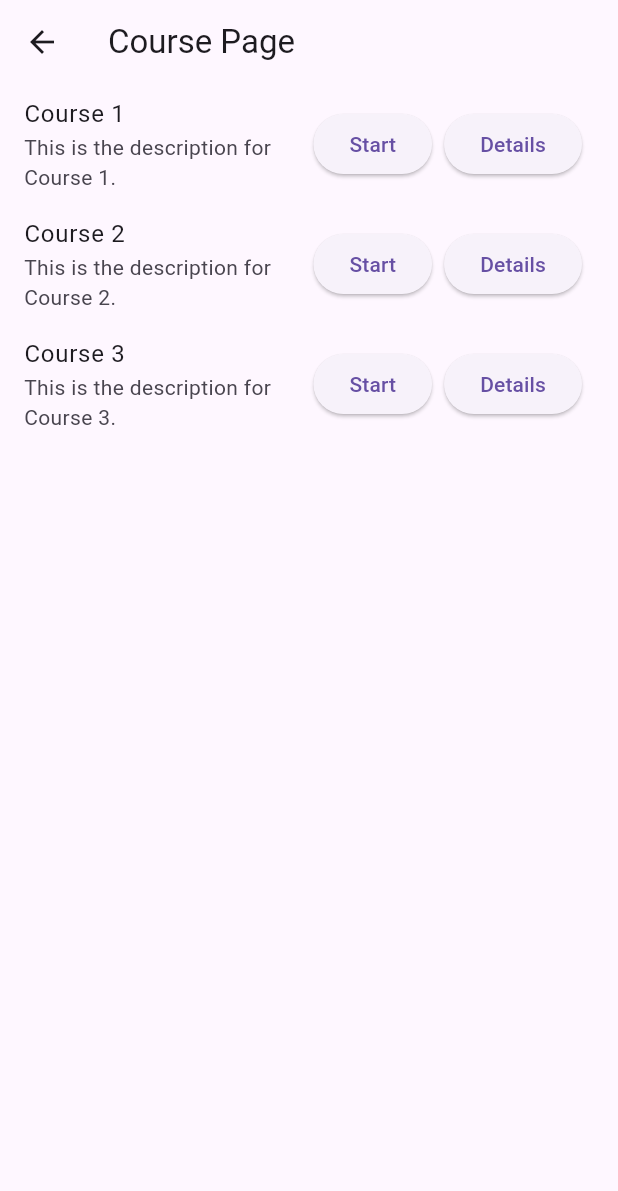
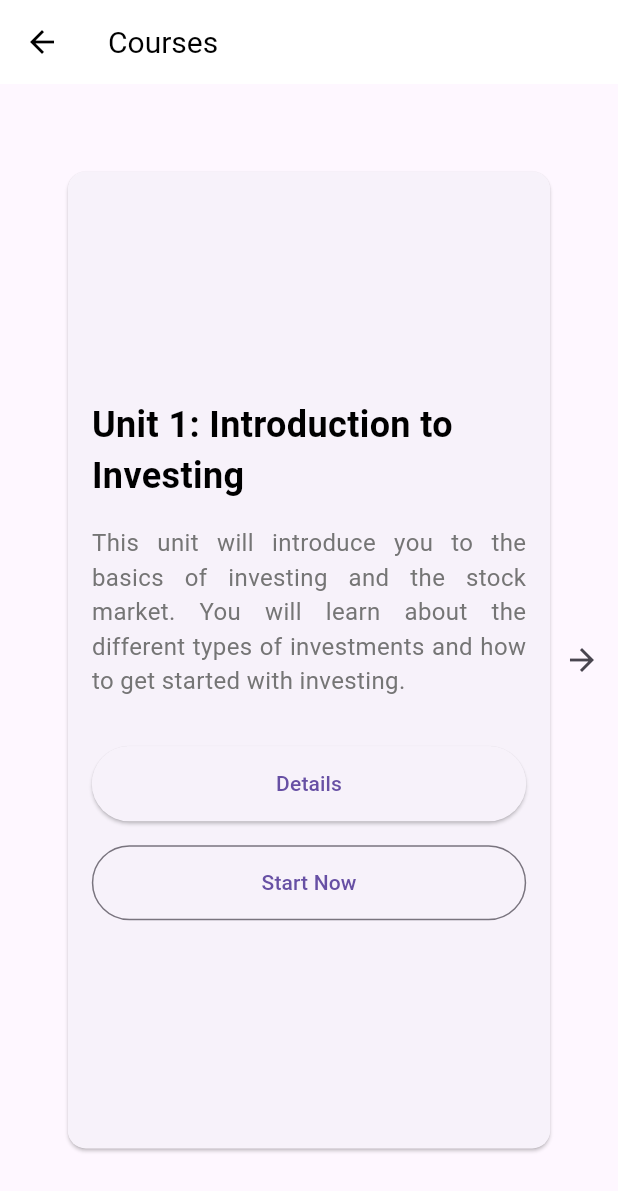
Before and after one commit to khawarizmi02/WealthSense, a Flutter app: the CoursePage screen opened directly, on a phone screen of 412 x 824 dp. Shown: the top 1191 px of the screen. Run offline on Flutter 3.47's test engine with Material 3 defaults, Android fonts, the phone set to English and light mode, and no system bars.

Commit message:
Style the course page

```diff
--- a/lib/navigation/course_page.dart
+++ b/lib/navigation/course_page.dart
@@ -1,38 +1,122 @@
 import 'package:flutter/material.dart';
+import 'package:flutter/widgets.dart';
 
-class CoursePage extends StatelessWidget {
+class CoursePage extends StatefulWidget {
+  const CoursePage({super.key});
+
+  @override
+  // ignore: library_private_types_in_public_api
+  _CoursePageState createState() => _CoursePageState();
+}
+
+class _CoursePageState extends State<CoursePage> {
+  int currentCourseIndex = 0;
+
   @override
   Widget build(BuildContext context) {
+    var screenSize = MediaQuery.of(context).size;
+
     return Scaffold(
       appBar: AppBar(
-        title: Text('Course Page'),
+        title: const Text(
+          'Courses',
+          style: TextStyle(color: Colors.black, fontSize: 20),
         ),
-      body: ListView.builder(
-        itemCount: courses.length,
-        itemBuilder: (context, index) {
-          return ListTile(
-            title: Text(courses[index].title),
-            subtitle: Text(courses[index].description),
-            trailing: Row(
-              mainAxisSize: MainAxisSize.min,
+        backgroundColor: Colors.white,
+        elevation: 0,
+        iconTheme: const IconThemeData(color: Colors.black),
+      ),
+      body: Stack(
         children: [
-                ElevatedButton(
+          Center(
+            child: SizedBox(
+              width: screenSize.width * 0.8,
+              height: screenSize.height * 0.8,
+              child: Card(
+                child: Padding(
+                  padding: const EdgeInsets.all(16),
+                  child: Column(
+                    mainAxisAlignment: MainAxisAlignment.center,
+                    children: [
+                      Text(
+                        courses[currentCourseIndex].title,
+                        style: const TextStyle(
+                          color: Colors.black,
+                          fontSize: 24,
+                          fontWeight: FontWeight.bold,
+                        ),
+                      ),
+                      const SizedBox(height: 16),
+                      Text(
+                        courses[currentCourseIndex].description,
+                        textAlign: TextAlign.justify,
+                        style: TextStyle(
+                          color: Colors.grey[600],
+                          fontSize: 16,
+                        ),
+                      ),
+                      const SizedBox(height: 32),
+                      Column(
+                        mainAxisAlignment: MainAxisAlignment.center,
+                        children: [
+                          SizedBox(
+                            width: double.infinity,
+                            height: 50,
+                            child: ElevatedButton(
                               onPressed: () {
-                    // TODO: Implement start course functionality
+                                // Implement your logic here
                               },
-                  child: Text('Start'),
+                              child: const Text('Details'),
                             ),
-                SizedBox(width: 8),
-                ElevatedButton(
+                          ),
+                          const SizedBox(height: 16),
+                          SizedBox(
+                            width: double.infinity,
+                            height: 50,
+                            child: OutlinedButton(
                               onPressed: () {
-                    // TODO: Implement course details functionality
+                                // Implement your logic here
                               },
-                  child: Text('Details'),
+                              child: const Text('Start Now'),
+                            ),
                           ),
                         ],
                       ),
-          );
+                    ],
+                  ),
+                ),
+              ),
+            ),
+          ),
+          if (currentCourseIndex > 0)
+            Positioned(
+              top: 0,
+              bottom: 0,
+              left: 0,
+              child: IconButton(
+                icon: const Icon(Icons.arrow_back),
+                onPressed: () {
+                  setState(() {
+                    currentCourseIndex--;
+                  });
                 },
+              ),
+            ),
+          if (currentCourseIndex < courses.length - 1)
+            Positioned(
+              top: 0,
+              bottom: 0,
+              right: 0,
+              child: IconButton(
+                icon: const Icon(Icons.arrow_forward),
+                onPressed: () {
+                  setState(() {
+                    currentCourseIndex++;
+                  });
+                },
+              ),
+            ),
+        ],
       ),
     );
   }
@@ -47,15 +131,15 @@ class Course {
 
 List<Course> courses = [
   Course(
-    title: 'Course 1',
-    description: 'This is the description for Course 1.',
+    title: 'Unit 1: Introduction to Investing',
+    description: 'This unit will introduce you to the basics of investing and the stock market. You will learn about the different types of investments and how to get started with investing.',
   ),
   Course(
-    title: 'Course 2',
-    description: 'This is the description for Course 2.',
+    title: 'Unit 2: Stock Market Basics',
+    description: 'This unit will cover the basics of the stock market, including how it works, how to buy and sell stocks, and how to read stock charts. You will also learn about the different types of stocks and how to evaluate a company\'s stock.',
   ),
   Course(
-    title: 'Course 3',
-    description: 'This is the description for Course 3.',
+    title: 'Unit 3: Advanced Investing Strategies',
+    description: 'This unit will cover advanced investing strategies, including options trading, short selling, and margin trading. You will also learn about the different types of investment funds and how to use them to diversify your portfolio.',
   ),
 ];
```
Lines whose indentation alone changed are shown as unchanged.
